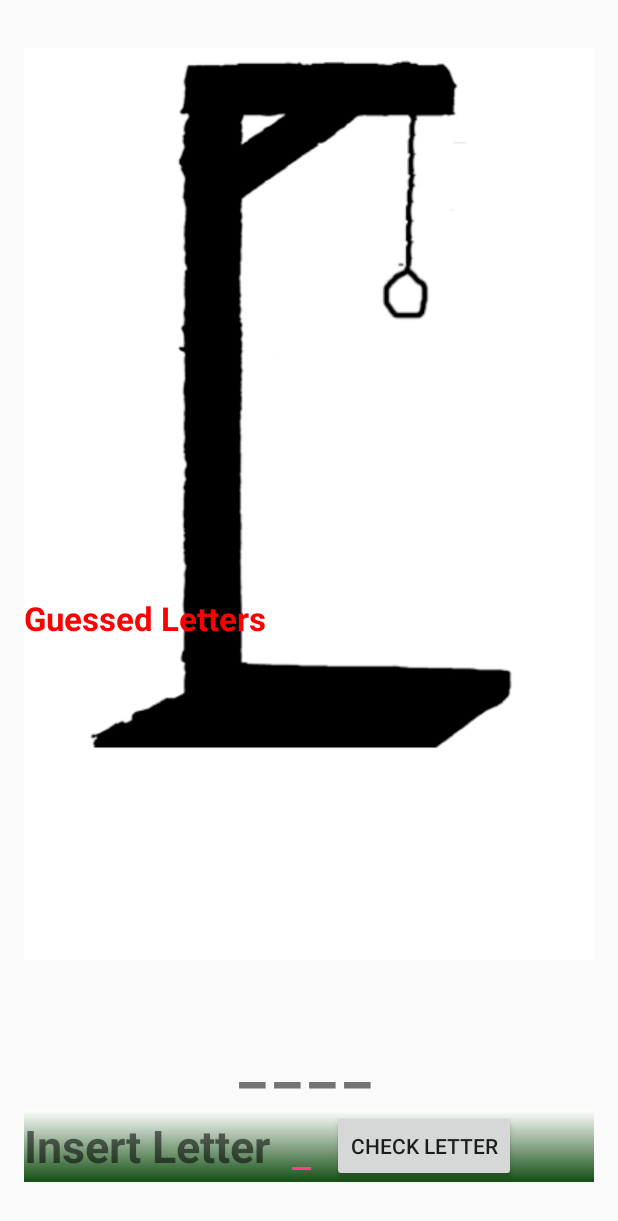
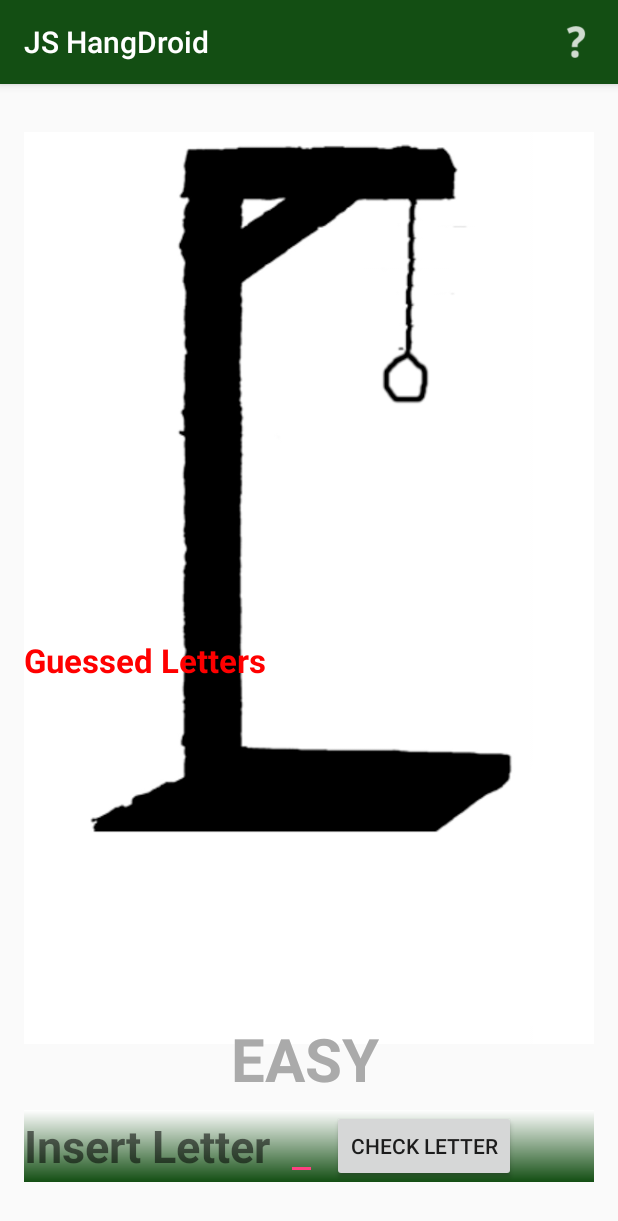
Before and after one commit to jshepdevelopment/JasonShepherdHangDroid, an Android app: the screen it shows after launch (GameActivity), after a tap on "SINGLE PLAYER", on a phone screen of 412 x 824 dp. Shown: the top 1221 px of the screen. Run offline under Robolectric (Android 15) with nearby library versions, the light colour scheme and no system bars.

Commit message:
Added setGameWord method to GameActivity class.

```diff
--- a/app/src/main/java/edu/slcc/jasonshepherd/jasonshepherdhangdroid/GameActivity.java
+++ b/app/src/main/java/edu/slcc/jasonshepherd/jasonshepherdhangdroid/GameActivity.java
@@ -1,11 +1,14 @@
 package edu.slcc.jasonshepherd.jasonshepherdhangdroid;
 
 import android.os.Bundle;
-import android.support.design.widget.FloatingActionButton;
-import android.support.design.widget.Snackbar;
 import android.support.v7.app.AppCompatActivity;
-import android.support.v7.widget.Toolbar;
+import android.view.Menu;
+import android.view.MenuItem;
 import android.view.View;
+import android.widget.TextView;
+
+import java.util.Random;
+
 
 public class GameActivity extends AppCompatActivity {
 
@@ -13,6 +16,46 @@ public class GameActivity extends AppCompatActivity {
     protected void onCreate(Bundle savedInstanceState) {
         super.onCreate(savedInstanceState);
         setContentView(R.layout.activity_game);
+
+        // Method designates a word at random to be used as the current game word
+        setGameWord();
      }
 
+    @Override
+    public boolean onCreateOptionsMenu(Menu menu) {
+        // Inflate the menu; this adds items to the action bar if it is present.
+        getMenuInflater().inflate(R.menu.menu_main, menu);
+        return true;
+    }
+
+    @Override
+    public boolean onOptionsItemSelected(MenuItem item) {
+        // Handle action bar item clicks here. The action bar will
+        // automatically handle clicks on the Home/Up button, so long
+        // as you specify a parent activity in AndroidManifest.xml.
+        int id = item.getItemId();
+
+        // noinspection SimplifiableIfStatement
+        if (id == R.id.action_about) {
+            setGameWord();
+            return true;
+        }
+
+        return super.onOptionsItemSelected(item);
+    }
+
+    // method to set game word at random
+    private void setGameWord() {
+
+        // assign an array of strings to gameWords
+        String[] gameWords = getResources().getStringArray(R.array.game_words);
+        // assigns a TextView using the view specified in layout file
+        TextView gameWordView = (TextView)findViewById(R.id.gameWordView);
+        // creates a random number based on the amount of strings in the gameWords array
+        Random r = new Random();
+        int randomWordCount = r.nextInt(gameWords.length - 0) + 0;
+        //assigns a string to the text view
+        gameWordView.setText(gameWords[randomWordCount]);
+
+    }
 }
--- a/app/src/main/java/edu/slcc/jasonshepherd/jasonshepherdhangdroid/MainActivity.java
+++ b/app/src/main/java/edu/slcc/jasonshepherd/jasonshepherdhangdroid/MainActivity.java
@@ -4,6 +4,7 @@ import android.content.Intent;
 import android.support.v7.app.AppCompatActivity;
 import android.os.Bundle;
 import android.view.View;
+import android.view.WindowManager;
 
 public class MainActivity extends AppCompatActivity {
 
@@ -13,8 +14,11 @@ public class MainActivity extends AppCompatActivity {
         setContentView(R.layout.activity_main);
     }
 
+    // Method to use when single player button is pressed
     public void singlePlayer(View view) {
+        // build an intent which uses content as first parameter and activity as second param.
         Intent intent = new Intent(this, GameActivity.class);
+        // start the intent with startActivity()
         startActivity(intent);
     }
 }
--- /dev/null
+++ b/app/src/main/java/edu/slcc/jasonshepherd/jasonshepherdhangdroid/SplashActivity.java
@@ -0,0 +1,52 @@
+package edu.slcc.jasonshepherd.jasonshepherdhangdroid;
+
+import android.content.Intent;
+import android.os.Bundle;
+import android.os.Handler;
+import android.support.v7.app.AppCompatActivity;
+import android.view.Menu;
+import android.view.MenuItem;
+import android.view.WindowManager;
+
+public class SplashActivity extends AppCompatActivity {
+
+    @Override
+    protected void onCreate(Bundle savedInstanceState) {
+        super.onCreate(savedInstanceState);
+
+        // Use getWindow() to set the layout parameters to fullscreen
+        // This will effectively hide the system's status bar
+        getWindow().setFlags(WindowManager.LayoutParams.FLAG_FULLSCREEN,
+                WindowManager.LayoutParams.FLAG_FULLSCREEN);
+
+        // getSupportActionBar() is used to get a reference to the activity's action bar
+        // adding the .hide() to hide the activities action bar
+        //getSupportActionBar().hide();
+
+        // important to set content view after the above methods, to avoid crash
+        setContentView(R.layout.activity_splash);
+
+        // New thread
+        Runnable wait3seconds = new Runnable() {
+            public void run() {
+                nextActivity();
+            }
+        };
+
+        // Creates a handler to wait and display splash screen for 3 seconds
+        Handler handler = new Handler();
+        handler.postDelayed(wait3seconds, 3000);
+    }
+
+    // Method to create an intent and use startActivity() to pass created intent
+    // will start the Activity which is second parameter provided to new Intent
+    public void nextActivity() {
+
+        // Start next activity
+        Intent intent = new Intent(this, MainActivity.class);
+        startActivity(intent);
+
+        // Use finish() to prevent return to splash activity
+        finish();
+    }
+}
--- a/app/src/main/res/layout/activity_game.xml
+++ b/app/src/main/res/layout/activity_game.xml
@@ -1,6 +1,6 @@
 <?xml version="1.0" encoding="utf-8"?>
 <RelativeLayout xmlns:android="http://schemas.android.com/apk/res/android"
-    xmlns:app="http://schemas.android.com/apk/res-auto"
+
     xmlns:tools="http://schemas.android.com/tools"
     android:layout_width="match_parent"
     android:layout_height="match_parent"
@@ -32,37 +32,12 @@
             android:layout_width="wrap_content"
             android:layout_height="wrap_content"
             android:text="_"
-            android:id="@+id/textView2"
+            android:id="@+id/gameWordView"
             android:layout_marginRight="5dp"
             android:textSize="40dp"
-            android:textStyle="bold" />
+            android:textStyle="bold"
+            android:textColor="@color/gray" />
 
-        <TextView
-            android:layout_width="wrap_content"
-            android:layout_height="wrap_content"
-            android:text="_"
-            android:id="@+id/textView3"
-            android:layout_marginRight="5dp"
-            android:textSize="40dp"
-            android:textStyle="bold" />
-
-        <TextView
-            android:layout_width="wrap_content"
-            android:layout_height="wrap_content"
-            android:text="_"
-            android:id="@+id/textView4"
-            android:layout_marginRight="5dp"
-            android:textSize="40dp"
-            android:textStyle="bold" />
-
-        <TextView
-            android:layout_width="wrap_content"
-            android:layout_height="wrap_content"
-            android:text="_"
-            android:id="@+id/textView5"
-            android:layout_marginRight="5dp"
-            android:textSize="40dp"
-            android:textStyle="bold" />
     </LinearLayout>
 
     <LinearLayout
--- /dev/null
+++ b/app/src/main/res/menu/menu_main.xml
@@ -0,0 +1,13 @@
+<menu xmlns:android="http://schemas.android.com/apk/res/android"
+xmlns:app="http://schemas.android.com/apk/res-auto"
+xmlns:tools="http://schemas.android.com/tools"
+tools:context=".GameActivity">
+
+<!-- About the game, should appear as action button -->
+<item
+    android:id="@+id/action_about"
+    android:icon="@drawable/ic_action_help"
+    android:title="@string/about_game"
+    app:showAsAction="always" />
+
+</menu>
--- a/app/src/main/res/values/colors.xml
+++ b/app/src/main/res/values/colors.xml
@@ -7,6 +7,8 @@
     <color name="title_green">#FF134e13</color>
     <color name="title_opaque">#99134e13</color>
     <color name="white">#FFFFFFFF</color>
+    <color name="gray">#FFAAAAAA</color>
+
     <color name="red">#FFFF0000</color>
 
 </resources>
--- a/app/src/main/res/values/strings.xml
+++ b/app/src/main/res/values/strings.xml
@@ -1,4 +1,18 @@
 <resources>
     <string name="app_name">JS HangDroid</string>
-    <string name="title_activity_game">GameActivity</string>
+    <string name="about_game">Game Info</string>
+
+
+    <string-array name="game_words">
+        <item>WATERMELON</item>
+        <item>HAPPY</item>
+        <item>FUN</item>
+        <item>PHONE</item>
+        <item>CELERY</item>
+        <item>BUTTER</item>
+        <item>COMPUTER</item>
+        <item>EASY</item>
+        <item>TIME</item>
+    </string-array>
+
 </resources>
```
Also changed, not shown: app/src/main/AndroidManifest.xml (+9 -4 lines), app/src/main/res/layout/activity_splash.xml (added, +27 -0 lines), app/src/main/res/drawable/ic_action_help.png (added), app/src/main/res/drawable/splash.jpg (added).
